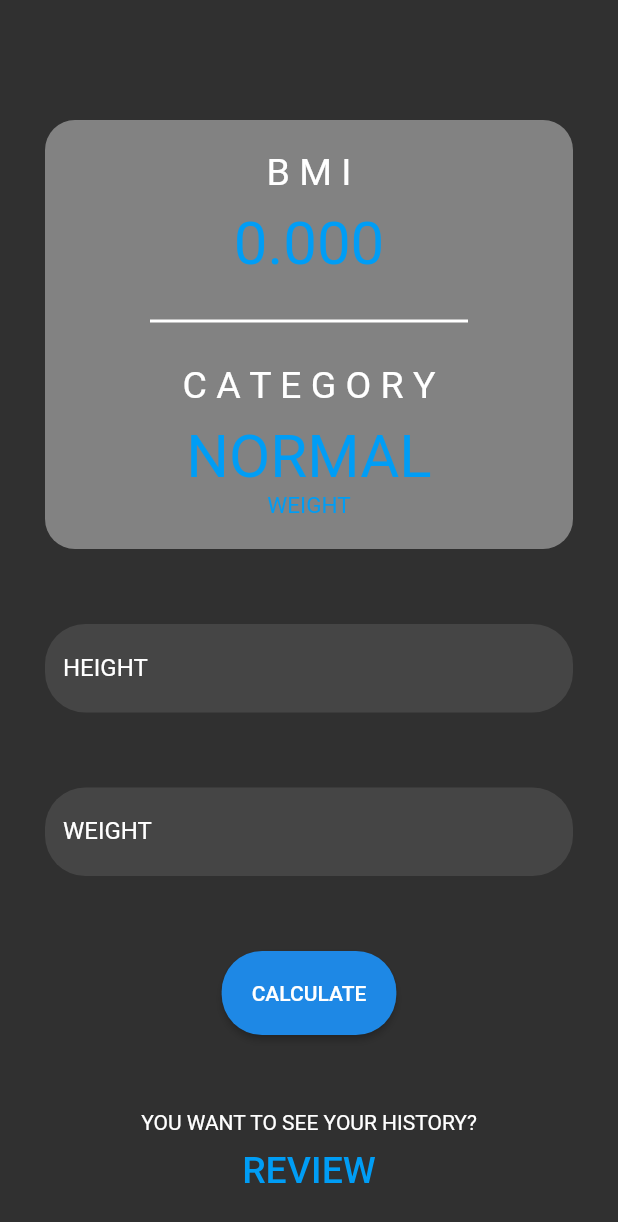
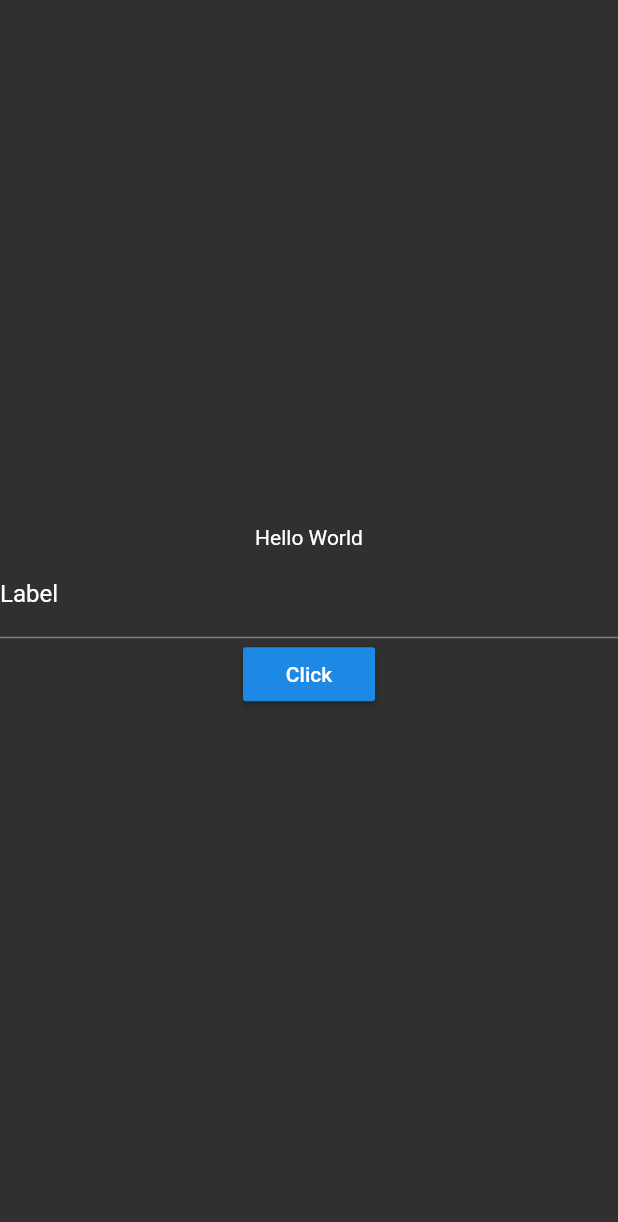
Before and after one commit to karlreginaldo/bmi_calculator, a Flutter app: the screen it shows after launch, on a phone screen of 412 x 824 dp. Shown: the top 1222 px of the screen. Run offline on Flutter 3.47's test engine with Material 2 defaults, Android fonts, the phone set to English and light mode, and no system bars; our stand-ins replace get, google_fonts, hive; accounts and stored records are empty.

Commit message:
75% of Productio

```diff
--- a/lib/main.dart
+++ b/lib/main.dart
@@ -1,10 +1,11 @@
 import 'package:flutter/material.dart';
 import 'package:get/get.dart';
 import 'package:google_fonts/google_fonts.dart';
+import 'package:bmicalcu/testingsample/testing.dart';
 
-import 'bmi_view.dart';
+void main() async {
+  WidgetsFlutterBinding.ensureInitialized();
 
-void main() {
   runApp(MyApp());
 }
 
@@ -13,6 +14,7 @@ class MyApp extends StatelessWidget {
   @override
   Widget build(BuildContext context) {
     return GetMaterialApp(
+      debugShowCheckedModeBanner: false,
       theme: ThemeData.dark().copyWith(
         accentColor: Colors.blueAccent,
         hintColor: Colors.white,
@@ -20,10 +22,19 @@ class MyApp extends StatelessWidget {
           subtitle1: TextStyle(color: Colors.white),
           bodyText2: GoogleFonts.deliusUnicase(),
           button: GoogleFonts.deliusUnicase(),
+          bodyText1: GoogleFonts.deliusUnicase(),
+          caption: GoogleFonts.deliusUnicase(),
+          headline1: GoogleFonts.deliusUnicase(),
+          headline2: GoogleFonts.deliusUnicase(),
+          headline3: GoogleFonts.deliusUnicase(),
+          headline4: GoogleFonts.deliusUnicase(),
+          headline5: GoogleFonts.deliusUnicase(),
+          headline6: GoogleFonts.deliusUnicase(),
+          subtitle2: GoogleFonts.deliusUnicase(),
         ),
       ),
       home: Scaffold(
-        body: BMICalculator(),
+        body: Testing(),
       ),
     );
   }
--- /dev/null
+++ b/lib/testingsample/testing.dart
@@ -0,0 +1,35 @@
+import 'package:flutter/material.dart';
+import 'package:hive/hive.dart';
+
+class Testing extends StatefulWidget {
+  @override
+  _TestingState createState() => _TestingState();
+}
+
+class _TestingState extends State<Testing> {
+  Box studentsBox;
+  var nameController = TextEditingController();
+
+  @override
+  Widget build(BuildContext context) {
+    return Container(
+      child: Column(
+        mainAxisAlignment: MainAxisAlignment.center,
+        children: [
+          Text('Hello World'),
+          TextField(
+            controller: nameController,
+            decoration: InputDecoration(
+              hintText: 'Hint',
+              labelText: 'Label',
+            ),
+          ),
+          RaisedButton(
+            child: Text('Click'),
+            onPressed: () async {},
+          ),
+        ],
+      ),
+    );
+  }
+}
--- a/pubspec.yaml
+++ b/pubspec.yaml
@@ -30,6 +30,9 @@ dependencies:
   cupertino_icons: ^1.0.0
   google_fonts: ^1.1.1
   get: ^3.24.0
+  hive: ^1.4.4+1
+  hive_flutter: ^0.3.1
+  path_provider: ^1.6.27
 
 dev_dependencies:
   flutter_test:
```
Also changed, not shown: lib/bmi_model.dart (+8 -0 lines), lib/bmi_services.dart (+31 -2 lines), lib/bmi_view.dart (+4 -4 lines), lib/widget/bottomsheet.dart (added, +71 -0 lines), lib/widget/footer.dart (+3 -39 lines), pubspec.lock.
